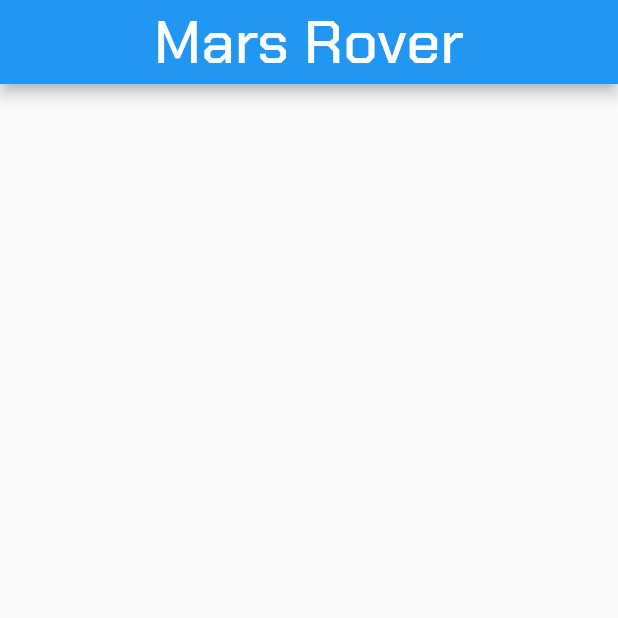
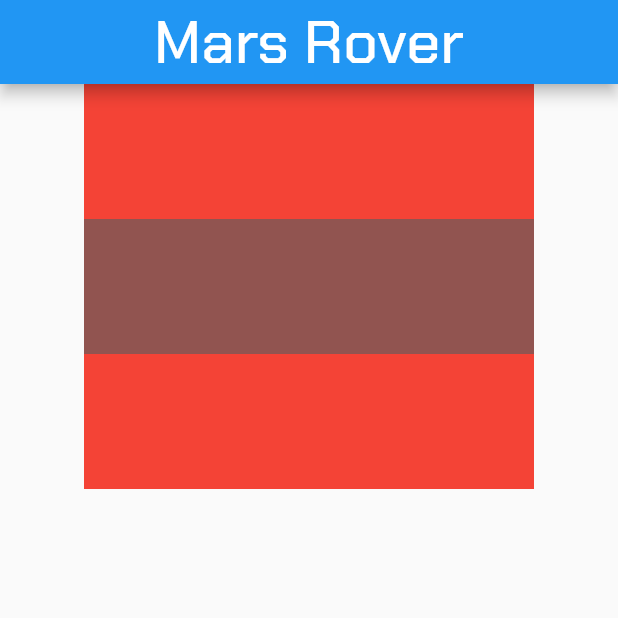
Before and after one commit to junchan-deriv/flutter-nasa, a Flutter app: the screen it shows after launch, on a phone screen of 412 x 824 dp, the top half of it. Run offline on Flutter 3.47's test engine with Material 2 defaults, Android fonts, the light colour scheme and no system bars; our stand-ins replace flutter_bloc, transparent_image.

Commit message:
added images

```diff
--- a/lib/pages/rover_page.dart
+++ b/lib/pages/rover_page.dart
@@ -21,6 +21,24 @@ class RoverPage extends StatelessWidget {
             ),
           ),
         ),
-    );
+        body: Center(
+          child: Column(children: [
+            Container(
+              height: 90.0,
+              width: 300.0,
+              color: Colors.red,
+            ),
+            Container(
+              height: 90.0,
+              width: 300.0,
+              color: Color.fromARGB(255, 145, 84, 80),
+            ),
+            Container(
+              height: 90.0,
+              width: 300.0,
+              color: Colors.red,
+            ),
+          ]),
+        ));
   }
 }
--- a/pubspec.yaml
+++ b/pubspec.yaml
@@ -59,8 +59,10 @@ flutter:
   uses-material-design: true
 
   # To add assets to your application, add an assets section, like this:
-  # assets:
-  #   - images/a_dot_burr.jpeg
+  assets:
+    - images/spirit.jpg
+    - images/opportunity.jpg
+    - images/curiosity.jpg
   #   - images/a_dot_ham.jpeg
 
   # An image asset can refer to one or more resolution-specific "variants", see
```
Also changed, not shown: images/curiosity.jpg (added), images/opportunity.jpg (added), images/spirit.jpg (added). Lines whose indentation alone changed are shown as unchanged.
